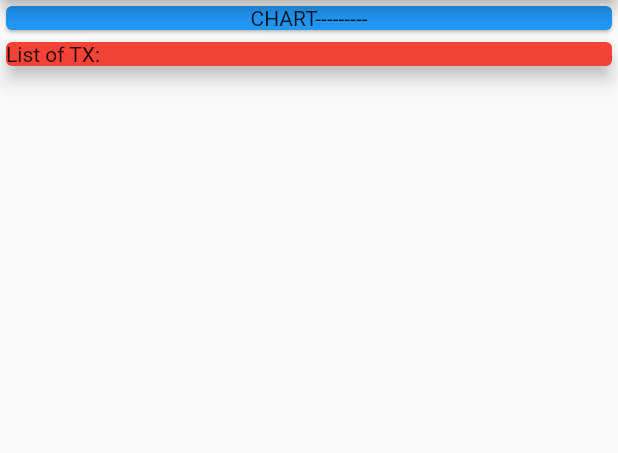
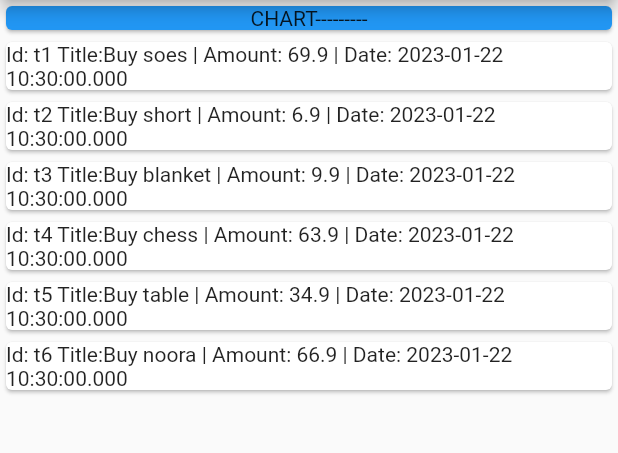
Before and after one commit to raupC/expense_planner, a Flutter app: the screen it shows after launch, on a phone screen of 412 x 824 dp, the part 84-537 px from its top. Run offline on Flutter 3.47's test engine with Material 2 defaults, Android fonts, the phone set to English and light mode, and no system bars.

Commit message:
carriage return

```diff
--- a/lib/main.dart
+++ b/lib/main.dart
@@ -17,15 +17,25 @@ class MyApp extends StatelessWidget {
       theme: ThemeData(
         primarySwatch: Colors.blue,
       ),
-      home:  MyHomePage(title: 'Expense Planner'),
+      home: MyHomePage(title: 'Expense Planner'),
     );
   }
 }
 
 class MyHomePage extends StatelessWidget {
-   MyHomePage({super.key, required this.title});
+  MyHomePage({super.key, required this.title});
 
-  final List<Transaction> trasacctions = [];
+  final List<Transaction> transactions = [
+    Transaction(
+        id: 't1', title: 'Buy soes', amount: 69.9, date: DateTime.now()),
+    Transaction(id: 't2', title: 'Buy short', amount: 6.9, date: DateTime.now()),
+    Transaction(id: 't3', title: 'Buy blanket', amount: 9.9, date: DateTime.now()),
+    Transaction(
+        id: 't4', title: 'Buy chess', amount: 63.9, date: DateTime.now()),
+    Transaction(
+        id: 't5', title: 'Buy table', amount: 34.9, date: DateTime.now()),
+    Transaction(id: 't6', title: 'Buy noora', amount: 66.9, date: DateTime.now())
+  ];
 
   final String title;
 
@@ -48,14 +58,22 @@ class MyHomePage extends StatelessWidget {
                   textAlign: TextAlign.center,
                 )),
           ),
-          Container(
-            width: double.infinity,
-            child: Card(
-              color: Colors.red,
-              child: Text("List of TX: "),
-              elevation: 5,
-            ),
-          )
+          Column(
+              children: transactions.map(((tx) {
+            return Card(
+              child: Row(
+                children: <Widget>[
+
+                    Expanded(child:  Container(
+                    child: Text(tx.getString(), softWrap: true,),
+
+                    ),)
+                ],
+
+              ),
+
+            );
+          })).toList()),
         ],
       ),
     );
--- a/lib/transaccion.dart
+++ b/lib/transaccion.dart
@@ -10,4 +10,8 @@ class Transaction {
     required this.amount,
     required this.date,
   });
+
+  String getString(){
+    return 'Id: $id Title:$title | Amount: $amount | Date: $date';
+  }
 }
```
